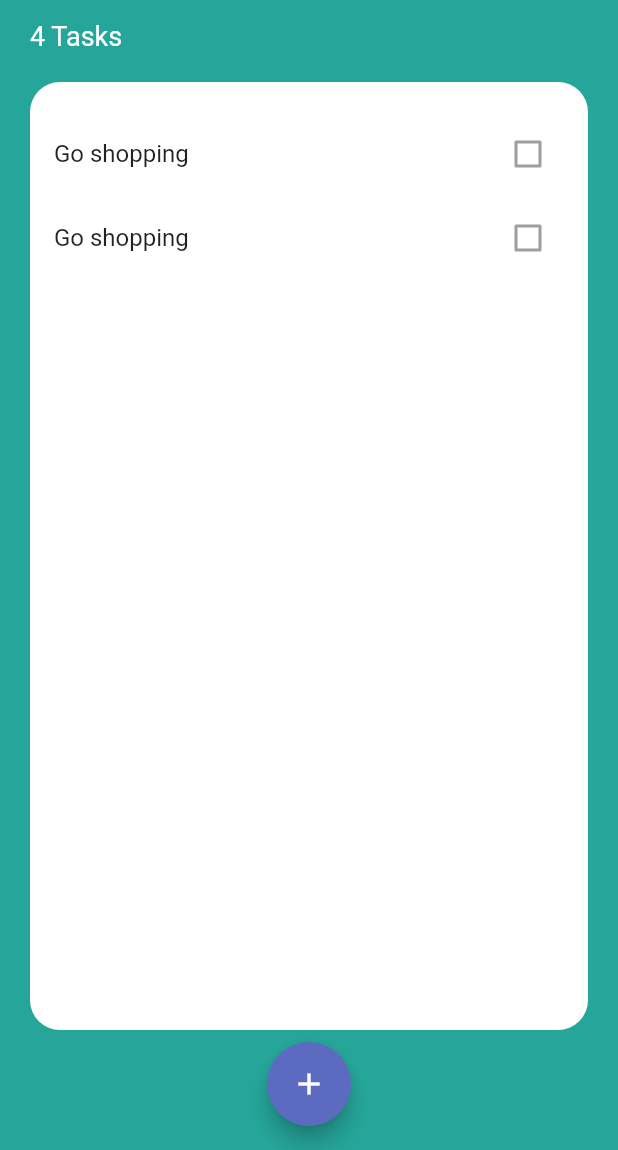
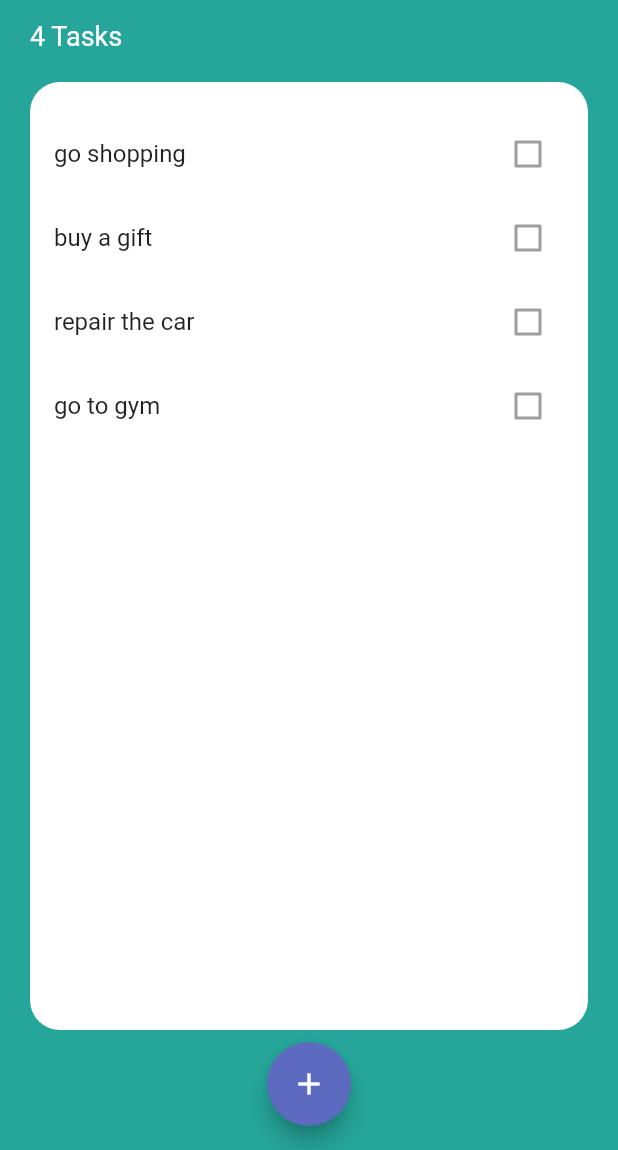
Before and after one commit to irisktaker/to_day_do_app, a Flutter app: the screen it shows after launch, on a phone screen of 412 x 824 dp, the part 86-1236 px from its top. Run offline on Flutter 3.47's test engine with Material 2 defaults, Android fonts, the phone set to English and light mode, and no system bars.

Commit message:
listView.builder

```diff
--- a/lib/widgets/task_tile.dart
+++ b/lib/widgets/task_tile.dart
@@ -13,7 +13,7 @@ class TaskTile extends StatelessWidget {
   Widget build(BuildContext context) {
     return ListTile(
       title: Text(
-        "Go shopping",
+        taskTitle,
         style: TextStyle(
           decoration: isChecked ? TextDecoration.lineThrough : null,
         ),
--- a/lib/widgets/tasks_list.dart
+++ b/lib/widgets/tasks_list.dart
@@ -17,21 +17,19 @@ class _TasksListState extends State<TasksList> {
     Task(name: "go shopping"),
     Task(name: "buy a gift"),
     Task(name: "repair the car"),
+    Task(name: "go to gym"),
   ];
 
   @override
   Widget build(BuildContext context) {
-    return ListView(
-      children: [
-        TaskTile(
-          taskTitle: tasks[0].name,
-          isChecked: tasks[0].isDone,
-        ),
-        TaskTile(
-          taskTitle: tasks[1].name,
-          isChecked: tasks[1].isDone,
-        ),
-      ],
+    return ListView.builder(
+      itemCount: tasks.length,
+      itemBuilder: (context, index) {
+        return TaskTile(
+          taskTitle: tasks[index].name,
+          isChecked: tasks[index].isDone,
+        );
+      },
     );
   }
 }
```
